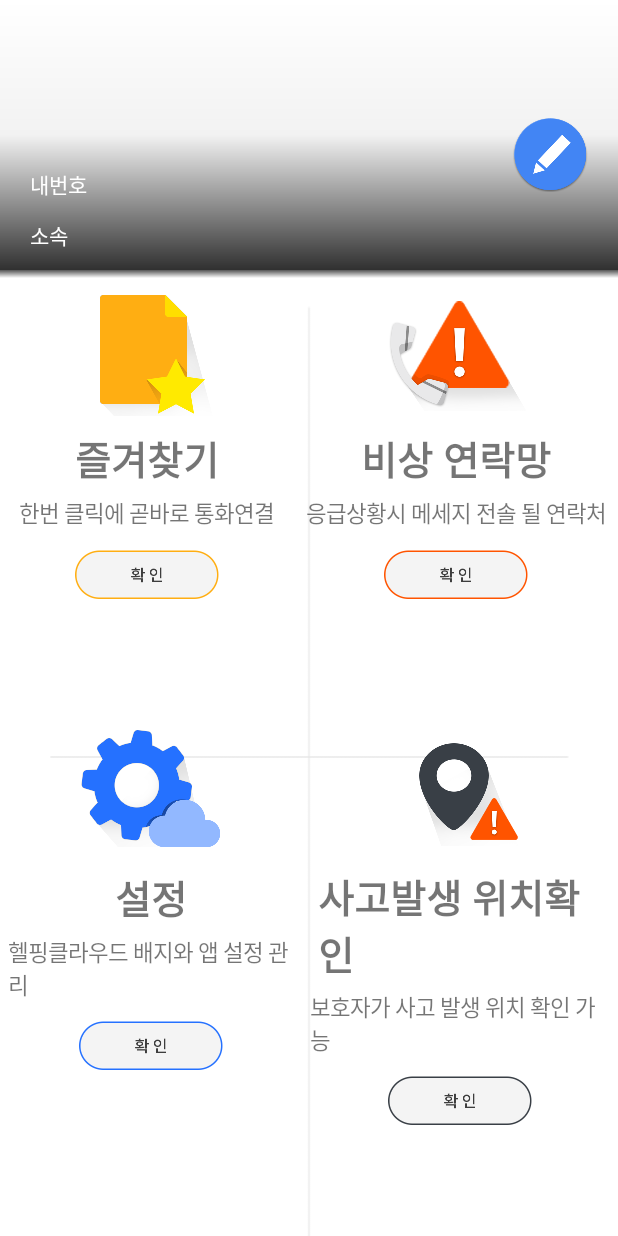
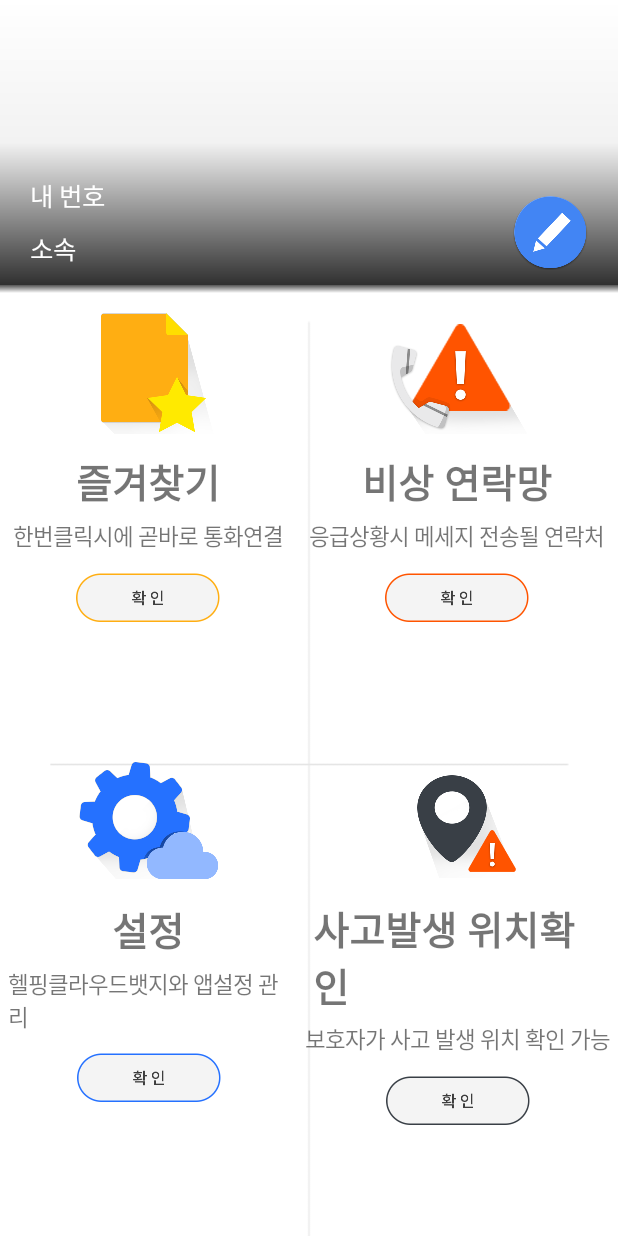
Before and after one commit to hyunhye/HelpingCloud, an Android app: the screen it shows after launch (MainActivity), on a phone screen of 412 x 824 dp. Run offline under Robolectric (Android 15) with nearby library versions, the phone set to English and light mode, and no system bars.

Commit message:
main activity layout

```diff
--- a/app/src/main/java/com/pinners/olders/ContactsActivity.java
+++ b/app/src/main/java/com/pinners/olders/ContactsActivity.java
@@ -1,5 +1,6 @@
 package com.pinners.olders;
 
+import android.app.ActionBar;
 import android.content.Intent;
 import android.database.Cursor;
 import android.net.Uri;
@@ -37,6 +38,10 @@ public class ContactsActivity  extends AppCompatActivity {
     protected void onCreate(Bundle savedInstanceState) {
         super.onCreate(savedInstanceState);
         setContentView(R.layout.activity_contacts);
+
+        android.support.v7.app.ActionBar actionBar = getSupportActionBar();
+        actionBar.setBackgroundDrawable(getResources().getDrawable(R.drawable.contacts_actionbar));
+
         init();
 
         contacts = db.getAllContacts();
--- a/app/src/main/java/com/pinners/olders/MainActivity.java
+++ b/app/src/main/java/com/pinners/olders/MainActivity.java
@@ -51,7 +51,7 @@ import java.util.Locale;
 public class MainActivity extends AppCompatActivity {
     private ImageButton registrationBtn, favoriteContactBtn, settingBtn, profileBtn;
     private Button sendMsgBtn;
-    private TextView nameTv, phoneNumberTv, groupTv;
+    private TextView nameTv, phoneNumberTv, groupTv, phoneNumberStaticTv, groupStaticTv;
     private TextView favoriteTv1, favoriteTv2, contactsTv1, contactsTv2, settingTv1, settingTv2, positionTv1, positionTv2;
     private ImageView profileBackgroundIv;
 
@@ -107,11 +107,6 @@ public class MainActivity extends AppCompatActivity {
         profileBtn.setOnClickListener(new View.OnClickListener() {
             @Override
             public void onClick(View v) {
-                if(profileBtn.isFocused()){
-                    profileBtn.setImageResource(R.drawable.ok_gray1);
-                } else{
-                    profileBtn.setImageResource(R.drawable.ok1);
-                }
                 Intent intent = new Intent(MainActivity.this, ProfileActivity.class);
                 intent.putExtra("myName",nameTv.getText().toString());
                 intent.putExtra("myPhoneNumber",phoneNumberTv.getText().toString());
@@ -171,6 +166,8 @@ public class MainActivity extends AppCompatActivity {
         nameTv = (TextView) findViewById(R.id.nameTv);
         phoneNumberTv = (TextView) findViewById(R.id.phoneNumberTv);
         groupTv = (TextView) findViewById(R.id.groupTv);
+        phoneNumberStaticTv = (TextView) findViewById(R.id.phoneNumberStaticTv);
+        groupStaticTv = (TextView) findViewById(R.id.groupStaticTv);
         profileBackgroundIv = (ImageView) findViewById(R.id.profileBackgroundIv);
         favoriteTv1=(TextView) findViewById(R.id.favoriteTv1);
         favoriteTv2=(TextView) findViewById(R.id.favoriteTv2);
@@ -262,9 +259,11 @@ public class MainActivity extends AppCompatActivity {
         groupTv.setText(pref.getString("myGroup", ""));
         fontSize = pref.getString("fontSize","");
         if(fontSize.equals("small")){
-            nameTv.setTextSize(15);
-            phoneNumberTv.setTextSize(15);
-            groupTv.setTextSize(15);
+            nameTv.setTextSize(30);
+            phoneNumberTv.setTextSize(18);
+            groupTv.setTextSize(18);
+            phoneNumberStaticTv.setTextSize(15);
+            groupStaticTv.setTextSize(15);
 
             favoriteTv1.setTextSize(18);
             favoriteTv2.setTextSize(13);
@@ -274,11 +273,15 @@ public class MainActivity extends AppCompatActivity {
             settingTv2.setTextSize(13);
             positionTv1.setTextSize(18);
             positionTv2.setTextSize(13);
+
+            profileBtn.setPadding(0,0,0,0);
         }
         else{
-            nameTv.setTextSize(25);
-            phoneNumberTv.setTextSize(25);
-            groupTv.setTextSize(25);
+            nameTv.setTextSize(32);
+            phoneNumberTv.setTextSize(26);
+            groupTv.setTextSize(26);
+            phoneNumberStaticTv.setTextSize(17);
+            groupStaticTv.setTextSize(17);
 
             favoriteTv1.setTextSize(26);
             favoriteTv2.setTextSize(15);
@@ -288,6 +291,8 @@ public class MainActivity extends AppCompatActivity {
             settingTv2.setTextSize(15);
             positionTv1.setTextSize(26);
             positionTv2.setTextSize(15);
+
+            profileBtn.setPadding(0,30,0,0);
         }
 
     }
--- /dev/null
+++ b/app/src/main/res/drawable/contacts_actionbar.xml
@@ -0,0 +1,7 @@
+<?xml version="1.0" encoding="utf-8"?>
+<shape xmlns:android="http://schemas.android.com/apk/res/android">
+    <gradient
+        android:angle="0"
+        android:startColor="#e87c3a"
+        android:endColor="#ed5a00" />
+</shape>
--- /dev/null
+++ b/app/src/main/res/drawable/contacts_button.xml
@@ -0,0 +1,9 @@
+<?xml version="1.0" encoding="utf-8"?>
+<selector xmlns:android="http://schemas.android.com/apk/res/android">
+<item
+    android:state_pressed="true"
+    android:drawable="@drawable/ok_gray2"/>
+    <item
+        android:state_pressed="false"
+        android:drawable="@drawable/ok2"/>
+</selector>
--- /dev/null
+++ b/app/src/main/res/drawable/favorite_button.xml
@@ -0,0 +1,9 @@
+<?xml version="1.0" encoding="utf-8"?>
+<selector xmlns:android="http://schemas.android.com/apk/res/android">
+<item
+    android:state_pressed="true"
+    android:drawable="@drawable/ok_gray1"/>
+    <item
+        android:state_pressed="false"
+        android:drawable="@drawable/ok1"/>
+</selector>
--- /dev/null
+++ b/app/src/main/res/drawable/position_button.xml
@@ -0,0 +1,9 @@
+<?xml version="1.0" encoding="utf-8"?>
+<selector xmlns:android="http://schemas.android.com/apk/res/android">
+<item
+    android:state_pressed="true"
+    android:drawable="@drawable/ok_gray4"/>
+    <item
+        android:state_pressed="false"
+        android:drawable="@drawable/ok4"/>
+</selector>
--- /dev/null
+++ b/app/src/main/res/drawable/setting_button.xml
@@ -0,0 +1,9 @@
+<?xml version="1.0" encoding="utf-8"?>
+<selector xmlns:android="http://schemas.android.com/apk/res/android">
+<item
+    android:state_pressed="true"
+    android:drawable="@drawable/ok_gray3"/>
+    <item
+        android:state_pressed="false"
+        android:drawable="@drawable/ok3"/>
+</selector>
--- a/app/src/main/res/layout/activity_main.xml
+++ b/app/src/main/res/layout/activity_main.xml
@@ -10,7 +10,7 @@
     <FrameLayout
         android:id="@+id/viewA"
         android:layout_width="match_parent"
-        android:layout_height="180dp">
+        android:layout_height="190dp">
 
         <LinearLayout
             android:orientation="vertical"
@@ -36,13 +36,14 @@
                 android:background="@drawable/background"
                 android:id="@+id/profileBackgroundIv" />
 
-            <RelativeLayout
+            <FrameLayout
                 android:orientation="horizontal"
                 android:layout_width="match_parent"
                 android:layout_height="wrap_content"
                 android:layout_gravity="bottom"
                 android:padding="10dp"
                 android:background="#00000000">
+
                 <LinearLayout
                     android:orientation="vertical"
                     android:layout_width="wrap_content"
@@ -58,9 +59,11 @@
                         <TextView
                             android:layout_width="wrap_content"
                             android:layout_height="wrap_content"
+                            android:layout_marginBottom="3dp"
                             android:textColor="#ffffff"
                             android:text="홍길동"
-                            android:textSize="40px"
+                            android:textStyle="bold"
+                            android:textSize="26sp"
                             android:id="@+id/nameTv" />
                     </LinearLayout>
 
@@ -69,16 +72,19 @@
                         android:layout_width="match_parent"
                         android:layout_height="wrap_content">
                         <TextView
+                            android:id="@+id/phoneNumberStaticTv"
                             android:layout_width="wrap_content"
                             android:layout_height="wrap_content"
                             android:layout_marginRight="20dp"
+                            android:textSize="17sp"
                             android:textColor="#ffffff"
-                            android:text="내번호" />
+                            android:text="내 번호" />
                         <TextView
                             android:layout_width="wrap_content"
                             android:layout_height="wrap_content"
                             android:textColor="#ffffff"
                             android:text="01000000000"
+                            android:textSize="26sp"
                             android:id="@+id/phoneNumberTv" />
                     </LinearLayout>
                     <LinearLayout
@@ -87,9 +93,11 @@
                         android:layout_height="wrap_content">
 
                         <TextView
+                            android:id="@+id/groupStaticTv"
                             android:layout_width="wrap_content"
                             android:layout_height="wrap_content"
                             android:layout_marginRight="20dp"
+                            android:textSize="17sp"
                             android:textColor="#ffffff"
                             android:text="소속" />
                         <TextView
@@ -97,25 +105,31 @@
                             android:layout_height="wrap_content"
                             android:textColor="#ffffff"
                             android:text="피너스"
+                            android:textSize="26sp"
                             android:id="@+id/groupTv" />
                     </LinearLayout>
                 </LinearLayout>
-                <LinearLayout
+
+                <RelativeLayout
                     android:orientation="vertical"
                     android:layout_width="wrap_content"
                     android:layout_height="wrap_content"
-                    android:layout_margin="10dp"
-                    android:layout_alignParentTop="true"
-                    android:layout_alignParentEnd="true">
+                    android:layout_marginLeft="10dp"
+                    android:layout_marginRight="10dp"
+                    android:layout_alignParentBottom="true"
+                    android:layout_alignParentEnd="true"
+                    android:layout_gravity="right|bottom">
+
                     <ImageButton
                         android:layout_width="wrap_content"
                         android:layout_height="wrap_content"
+                        android:paddingTop="20dp"
                         android:layout_alignParentEnd="true"
                         android:src="@drawable/profile"
                         android:background="#00000000"
                         android:id="@+id/profileBtn" />
-                </LinearLayout>
-            </RelativeLayout>
+                 </RelativeLayout>
+            </FrameLayout>
         </FrameLayout>
     </FrameLayout>
 
@@ -145,7 +159,7 @@
                 <LinearLayout
                     android:layout_width="wrap_content"
                     android:layout_height="wrap_content"
-                    android:layout_margin="5dp"
+                    android:layout_marginBottom="5dp"
                     android:orientation="vertical"
                     android:gravity="center"
                     android:layout_weight="1">
@@ -153,6 +167,7 @@
                     <ImageView
                         android:layout_width="wrap_content"
                         android:layout_height="wrap_content"
+                        android:layout_marginTop="5dp"
                         android:layout_gravity="center"
                         android:src="@drawable/favorite"
                         android:background="#00000000" />
@@ -161,7 +176,6 @@
                         android:layout_width="wrap_content"
                         android:layout_height="wrap_content"
                         android:layout_margin="5dp"
-                        android:layout_weight="1"
                         android:layout_gravity="center"
                         android:textSize="26sp"
                         android:textStyle="bold"
@@ -172,16 +186,17 @@
                         android:layout_height="wrap_content"
                         android:layout_gravity="center"
                         android:textSize="15sp"
-                        android:text="한번 클릭에 곧바로 통화연결"/>
+                        android:text="한번클릭시에 곧바로 통화연결"/>
                     <ImageButton
                         android:layout_width="wrap_content"
                         android:layout_height="wrap_content"
                         android:layout_marginTop="10dp"
                         android:layout_marginBottom="5dp"
                         android:layout_gravity="center"
-                        android:src="@drawable/ok1"
+                        android:src="@drawable/favorite_button"
                         android:background="#00000000"
                         android:id="@+id/favoriteContactBtn" />
+
                 </LinearLayout>
                 <LinearLayout
                     android:layout_width="wrap_content"
@@ -194,6 +209,7 @@
                     <ImageView
                         android:layout_width="wrap_content"
                         android:layout_height="wrap_content"
+                        android:layout_marginTop="5dp"
                         android:layout_gravity="center"
                         android:src="@drawable/contacts"
                         android:background="#00000000" />
@@ -212,14 +228,14 @@
                         android:layout_height="wrap_content"
                         android:layout_gravity="center"
                         android:textSize="15sp"
-                        android:text="응급상황시 메세지 전솔 될 연락처"/>
+                        android:text="응급상황시 메세지 전송될 연락처"/>
                     <ImageButton
                         android:layout_width="wrap_content"
                         android:layout_height="wrap_content"
                         android:layout_marginTop="10dp"
                         android:layout_marginBottom="5dp"
                         android:layout_gravity="center"
-                        android:src="@drawable/ok2"
+                        android:src="@drawable/contacts_button"
                         android:background="#00000000"
                         android:id="@+id/registrationBtn" />
 
@@ -241,6 +257,7 @@
                     <ImageView
                         android:layout_width="wrap_content"
                         android:layout_height="wrap_content"
+                        android:layout_marginTop="5dp"
                         android:layout_gravity="center"
                         android:src="@drawable/setting"
                         android:background="#00000000" />
@@ -259,14 +276,14 @@
                         android:layout_height="wrap_content"
                         android:layout_gravity="center"
                         android:textSize="15sp"
-                        android:text="헬핑클라우드 배지와 앱 설정 관리"/>
+                        android:text="헬핑클라우드뱃지와 앱설정 관리"/>
                     <ImageButton
                         android:layout_width="wrap_content"
                         android:layout_height="wrap_content"
                         android:layout_marginTop="10dp"
                         android:layout_marginBottom="5dp"
                         android:layout_gravity="center"
-                        android:src="@drawable/ok3"
+                        android:src="@drawable/setting_button"
                         android:background="#00000000"
                         android:id="@+id/settingBtn" />
                 </LinearLayout>
@@ -280,6 +297,7 @@
                     <ImageView
                         android:layout_width="wrap_content"
                         android:layout_height="wrap_content"
+                        android:layout_marginTop="5dp"
                         android:layout_gravity="center"
                         android:src="@drawable/position"
                         android:background="#00000000" />
@@ -306,7 +324,7 @@
                         android:layout_marginTop="10dp"
                         android:layout_marginBottom="5dp"
                         android:layout_gravity="center"
-                        android:src="@drawable/ok4"
+                        android:src="@drawable/position_button"
                         android:background="#00000000"
                         android:id="@+id/accidentPositionBtn" />
                 </LinearLayout>
```
Also changed, not shown: app/src/main/res/drawable-xxhdpi/favorite.png.
